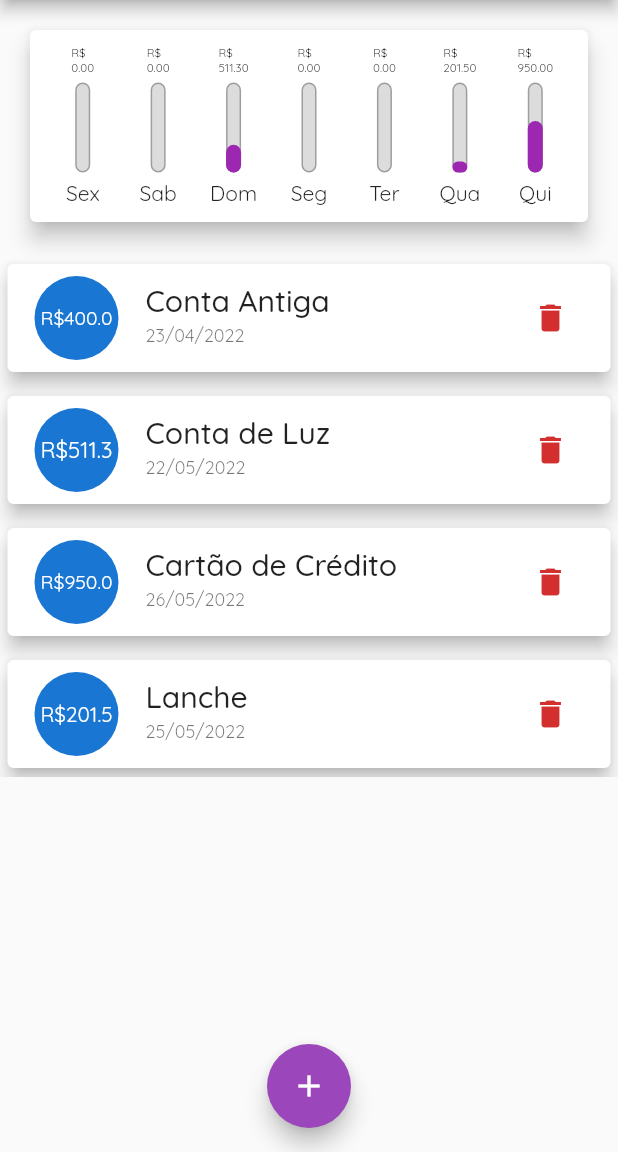
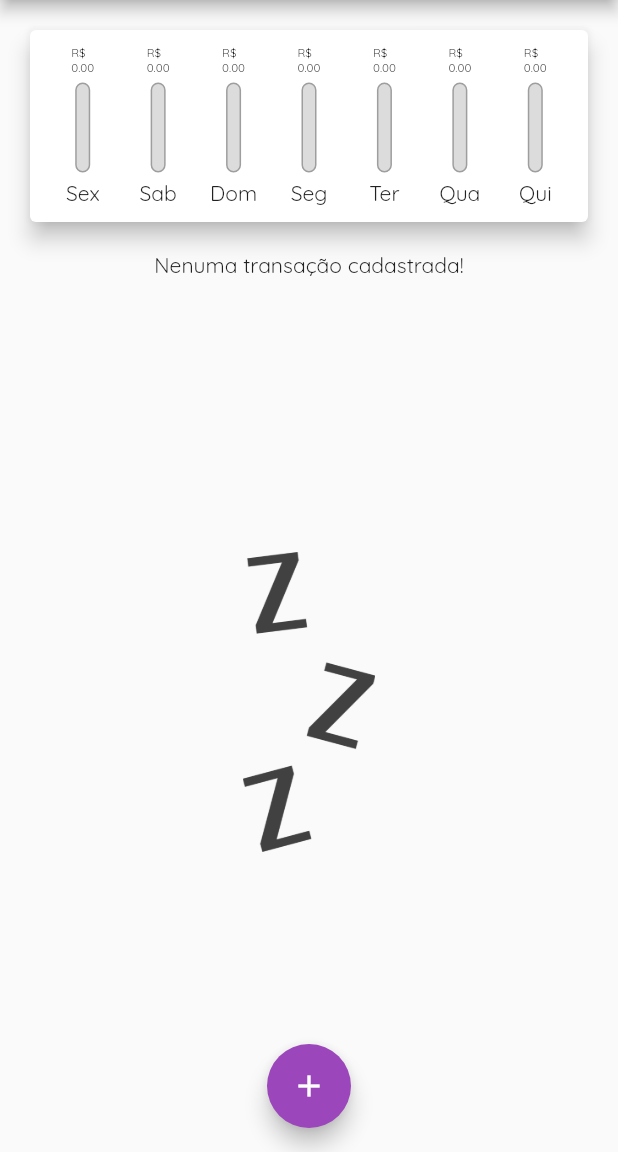
Before and after one commit to alefbispo/app_despesas, a Flutter app: the screen it shows after launch, on a phone screen of 412 x 824 dp, the part 84-1236 px from its top. Run offline on Flutter 3.47's test engine with Material 2 defaults, Android fonts, the phone set to English and light mode, and no system bars; our stand-ins replace google_fonts.

Commit message:
finalizando projeto

```diff
--- a/lib/components/transation_list.dart
+++ b/lib/components/transation_list.dart
@@ -5,13 +5,14 @@ import 'package:intl/intl.dart';
 class TransactionList extends StatelessWidget {
   final List<Transaction> transations;
   final Function(String id) delete;
-  const TransactionList({Key? key, required this.transations, required this.delete})
+  const TransactionList(
+      {Key? key, required this.transations, required this.delete})
       : super(key: key);
 
   @override
   Widget build(BuildContext context) {
     return SizedBox(
-      height: 350,
+      height: 400,
       child: transations.isEmpty
           ? Column(
               mainAxisAlignment: MainAxisAlignment.spaceBetween,
--- a/lib/main.dart
+++ b/lib/main.dart
@@ -35,30 +35,30 @@ class MyHomePage extends StatefulWidget {
 
 class _MyHomePageState extends State<MyHomePage> {
   final List<Transaction> _transactions = [
-    Transaction(
-      id: 't0',
-      title: 'Conta Antiga',
-      value: 400.00,
-      date: DateTime.now().subtract(Duration(days: 33)),
-    ),
-    Transaction(
-      id: 't1',
-      title: 'Conta de Luz',
-      value: 511.30,
-      date: DateTime.now().subtract(Duration(days: 4)),
-    ),
-    Transaction(
-      id: 't3',
-      title: 'Cartão de Crédito',
-      value: 950.00,
-      date: DateTime.now(),
-    ),
-    Transaction(
-      id: 't4',
-      title: 'Lanche',
-      value: 201.50,
-      date: DateTime.now().subtract(Duration(days: 1)),
-    ),
+    // Transaction(
+    //   id: 't0',
+    //   title: 'Conta Antiga',
+    //   value: 400.00,
+    //   date: DateTime.now().subtract(Duration(days: 33)),
+    // ),
+    // Transaction(
+    //   id: 't1',
+    //   title: 'Conta de Luz',
+    //   value: 511.30,
+    //   date: DateTime.now().subtract(Duration(days: 4)),
+    // ),
+    // Transaction(
+    //   id: 't3',
+    //   title: 'Cartão de Crédito',
+    //   value: 950.00,
+    //   date: DateTime.now(),
+    // ),
+    // Transaction(
+    //   id: 't4',
+    //   title: 'Lanche',
+    //   value: 201.50,
+    //   date: DateTime.now().subtract(Duration(days: 1)),
+    // ),
   ];
 
   List<Transaction> get _recentTransactions {
```
